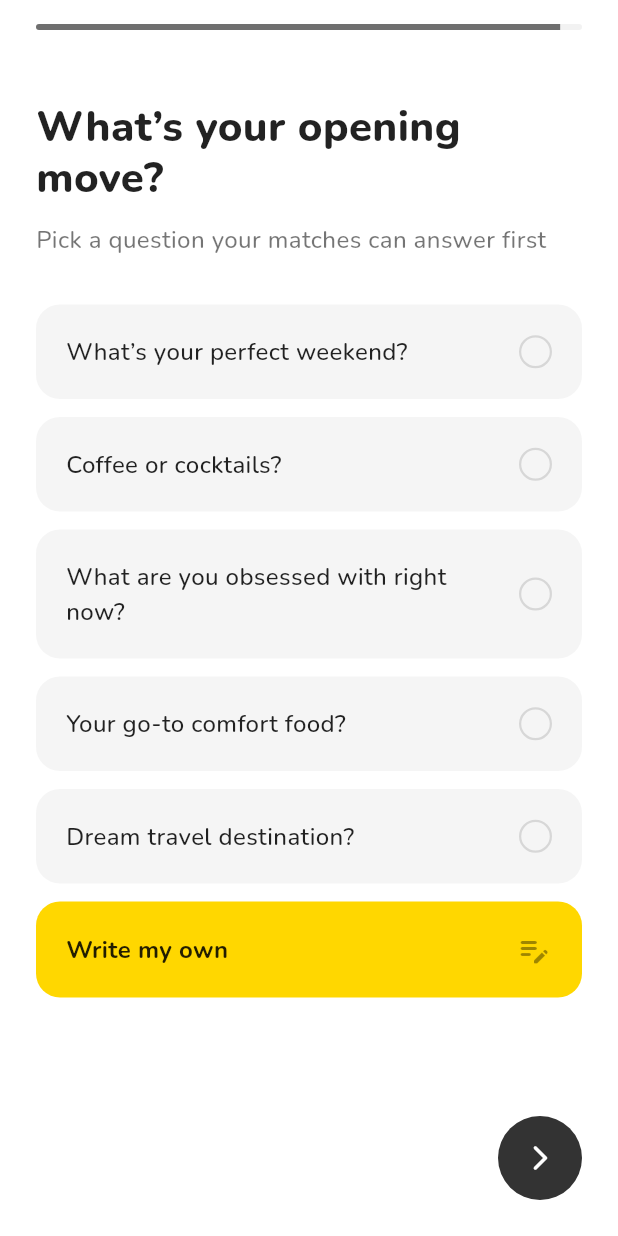
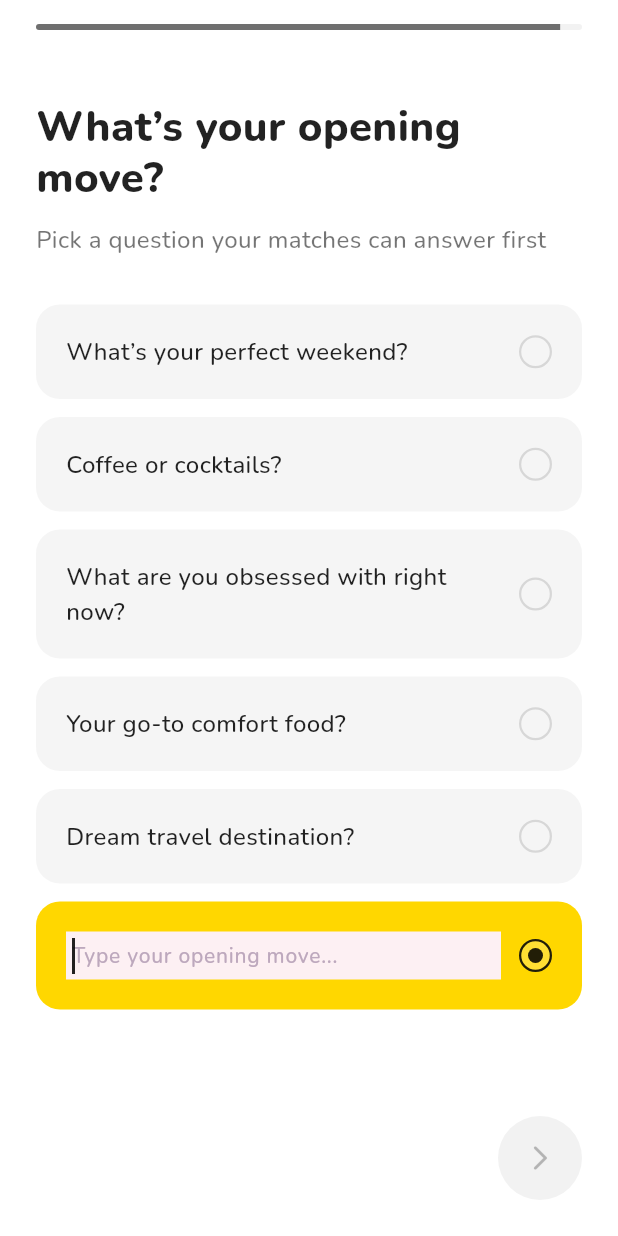
Before and after one commit to Tusharborgaonkar/LOVE-AXIS, a Flutter app: the OpeningMoveScreen screen opened by its route, after a tap on "Write my own", on a phone screen of 412 x 824 dp. Run offline on Flutter 3.47's test engine with Material 3 defaults, Android fonts, the phone set to English and light mode, and no system bars; our stand-ins replace cached_network_image, google_fonts, image_picker; accounts and stored records are empty.

Commit message:
done che

```diff
--- a/lib/features/onboarding/presentation/screens/opening_move_screen.dart
+++ b/lib/features/onboarding/presentation/screens/opening_move_screen.dart
@@ -13,6 +13,10 @@ class OpeningMoveScreen extends StatefulWidget {
 
 class _OpeningMoveScreenState extends State<OpeningMoveScreen> {
   String? _selectedMove;
+  bool _isCustomSelected = false;
+  late TextEditingController _customMoveController;
+  late FocusNode _customMoveFocusNode;
+
   final List<String> _options = [
     "What’s your perfect weekend?",
     "Coffee or cocktails?",
@@ -20,6 +24,20 @@ class _OpeningMoveScreenState extends State<OpeningMoveScreen> {
     "Your go-to comfort food?",
     "Dream travel destination?",
   ];
+
+  @override
+  void initState() {
+    super.initState();
+    _customMoveController = TextEditingController();
+    _customMoveFocusNode = FocusNode();
+  }
+
+  @override
+  void dispose() {
+    _customMoveController.dispose();
+    _customMoveFocusNode.dispose();
+    super.dispose();
+  }
 
   @override
   Widget build(BuildContext context) {
@@ -60,17 +78,53 @@ class _OpeningMoveScreenState extends State<OpeningMoveScreen> {
                   itemBuilder: (context, index) {
                     if (index == _options.length) {
                       return OnboardingOptionTile(
-                        title: "Write my own",
-                        isSelected: _selectedMove == "custom",
-                        onTap: () => setState(() => _selectedMove = "custom"),
-                        trailing: const Icon(Icons.edit_note_rounded, color: Colors.black38),
+                        title: _isCustomSelected ? null : "Write my own",
+                        titleWidget: _isCustomSelected
+                            ? TextField(
+                                controller: _customMoveController,
+                                focusNode: _customMoveFocusNode,
+                                decoration: const InputDecoration(
+                                  hintText: "Type your opening move...",
+                                  border: InputBorder.none,
+                                  focusedBorder: InputBorder.none,
+                                  enabledBorder: InputBorder.none,
+                                  errorBorder: InputBorder.none,
+                                  disabledBorder: InputBorder.none,
+                                  isDense: true,
+                                  contentPadding: EdgeInsets.symmetric(vertical: 4),
+                                ),
+                                style: const TextStyle(
+                                  fontSize: 16,
+                                  fontWeight: FontWeight.w700,
+                                  color: Colors.black87,
+                                ),
+                                cursorColor: Colors.black87,
+                                autofocus: true,
+                                onChanged: (v) => setState(() {}),
+                              )
+                            : null,
+                        isSelected: _isCustomSelected,
+                        onTap: () {
+                          setState(() {
+                            _isCustomSelected = true;
+                            _selectedMove = null;
+                          });
+                          _customMoveFocusNode.requestFocus();
+                        },
+                        trailing: _isCustomSelected
+                            ? null
+                            : const Icon(Icons.edit_note_rounded, color: Colors.black38),
                       );
                     }
                     final option = _options[index];
+                    final isOptionSelected = !_isCustomSelected && _selectedMove == option;
                     return OnboardingOptionTile(
                       title: option,
-                      isSelected: _selectedMove == option,
-                      onTap: () => setState(() => _selectedMove = option),
+                      isSelected: isOptionSelected,
+                      onTap: () => setState(() {
+                        _selectedMove = option;
+                        _isCustomSelected = false;
+                      }),
                     );
                   },
                 ),
@@ -80,8 +134,11 @@ class _OpeningMoveScreenState extends State<OpeningMoveScreen> {
                 child: Align(
                   alignment: Alignment.bottomRight,
                   child: OnboardingNextButton(
-                    enabled: _selectedMove != null,
+                    enabled: (_selectedMove != null && !_isCustomSelected) || (_isCustomSelected && _customMoveController.text.isNotEmpty),
                     onTap: () {
+                      final move = _isCustomSelected ? _customMoveController.text : _selectedMove;
+                      // You might want to pass 'move' to the next screen or save it.
+                      // For now, I'll just navigate as before.
                       Navigator.pushNamed(context, RouteNames.firstMove);
                     },
                   ),
--- a/lib/features/onboarding/presentation/widgets/onboarding_option_tile.dart
+++ b/lib/features/onboarding/presentation/widgets/onboarding_option_tile.dart
@@ -1,7 +1,8 @@
 import 'package:flutter/material.dart';
 
 class OnboardingOptionTile extends StatelessWidget {
-  final String title;
+  final String? title;
+  final Widget? titleWidget;
   final String? subtitle;
   final bool isSelected;
   final VoidCallback onTap;
@@ -10,13 +11,14 @@ class OnboardingOptionTile extends StatelessWidget {
 
   const OnboardingOptionTile({
     super.key,
-    required this.title,
+    this.title,
+    this.titleWidget,
     this.subtitle,
     required this.isSelected,
     required this.onTap,
     this.trailing,
     this.selectedColor,
-  });
+  }) : assert(title != null || titleWidget != null);
 
   @override
   Widget build(BuildContext context) {
@@ -37,8 +39,11 @@ class OnboardingOptionTile extends StatelessWidget {
               child: Column(
                 crossAxisAlignment: CrossAxisAlignment.start,
                 children: [
+                   if (titleWidget != null)
+                    titleWidget!
+                  else
                     Text(
-                    title,
+                      title ?? "",
                       style: TextStyle(
                         fontSize: 16,
                         fontWeight: isSelected ? FontWeight.w700 : FontWeight.w500,
```
Also changed, not shown: lib/features/onboarding/presentation/screens/interests_selection_screen.dart (+27 -16 lines). Lines whose indentation alone changed are shown as unchanged.
